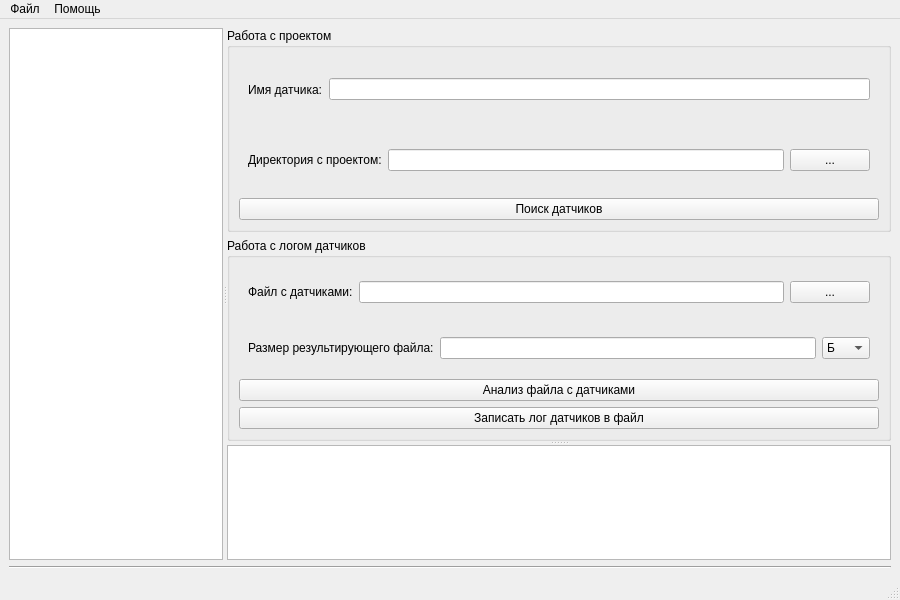
First picture: the form in forms/MainWindow.ui, repository alskondr/read-sensors, before the edit.
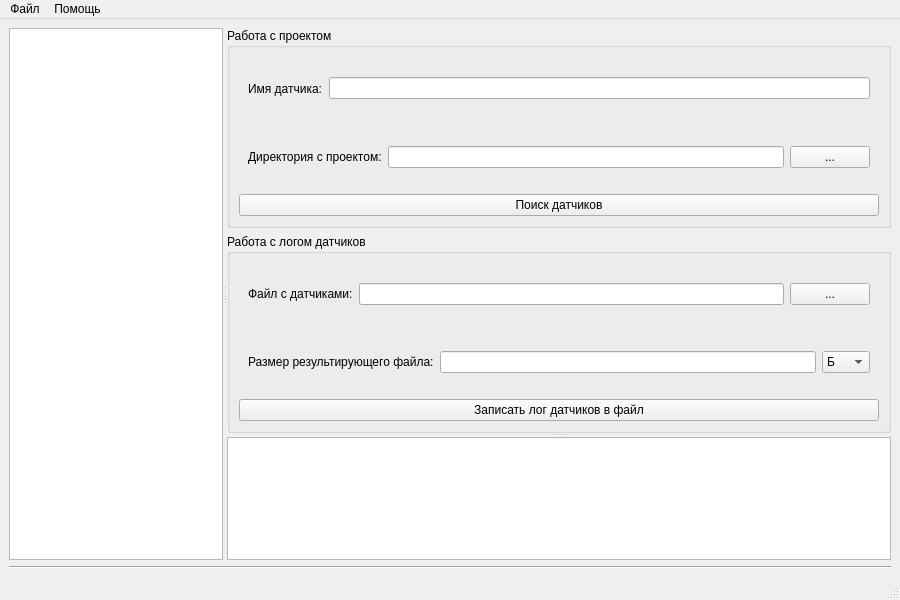
Second picture: the form after the edit.

Diff of the .ui file:
```diff
--- a/forms/MainWindow.ui
+++ b/forms/MainWindow.ui
@@ -227,16 +227,6 @@
                  </layout>
                 </widget>
                </item>
-               <item>
-                <widget class="QPushButton" name="m_readLogButton">
-                 <property name="toolTip">
-                  <string>Проанализировать файл с датчиками</string>
-                 </property>
-                 <property name="text">
-                  <string>Анализ файла с датчиками</string>
-                 </property>
-                </widget>
-               </item>
                <item>
                 <widget class="QPushButton" name="m_printSensorsButton">
                  <property name="toolTip">
@@ -275,7 +265,7 @@
             <string>&lt;!DOCTYPE HTML PUBLIC &quot;-//W3C//DTD HTML 4.0//EN&quot; &quot;http://www.w3.org/TR/REC-html40/strict.dtd&quot;&gt;
 &lt;html&gt;&lt;head&gt;&lt;meta name=&quot;qrichtext&quot; content=&quot;1&quot; /&gt;&lt;style type=&quot;text/css&quot;&gt;
 p, li { white-space: pre-wrap; }
-&lt;/style&gt;&lt;/head&gt;&lt;body style=&quot; font-family:'Sans Serif'; font-size:9pt; font-weight:400; font-style:normal;&quot;&gt;
+&lt;/style&gt;&lt;/head&gt;&lt;body style=&quot; font-family:'Sans Serif'; font-size:10pt; font-weight:400; font-style:normal;&quot;&gt;
 &lt;p style=&quot;-qt-paragraph-type:empty; margin-top:0px; margin-bottom:0px; margin-left:0px; margin-right:0px; -qt-block-indent:0; text-indent:0px; font-family:'MS Shell Dlg 2'; font-size:8.25pt;&quot;&gt;&lt;br /&gt;&lt;/p&gt;&lt;/body&gt;&lt;/html&gt;</string>
            </property>
           </widget>
```
Left out of the diff: 2 changed lines with no effect on the pictures.
